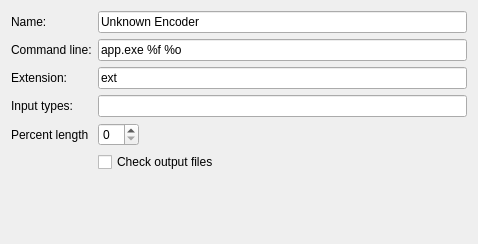
Qt form encoderedit.ui (KDE/kaudiocreator) before a commit.
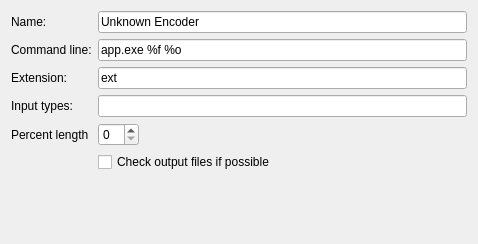
The same form after that commit.

Commit message: Only check for created files if %o is used.

What changed in the file:
```diff
--- a/encoderedit.ui
+++ b/encoderedit.ui
@@ -138,7 +138,7 @@
       <string>Check if output files should be checked for existence, if the files are placed by the encoder itself, not kaudiocreator leave this unchecked.</string>
      </property>
      <property name="text" >
-      <string>Check output files</string>
+      <string>Check output files if possible</string>
      </property>
     </widget>
    </item>
```
Left out of the diff: 2 changed lines with no effect on the pictures. The commit also changes 1 other file.
